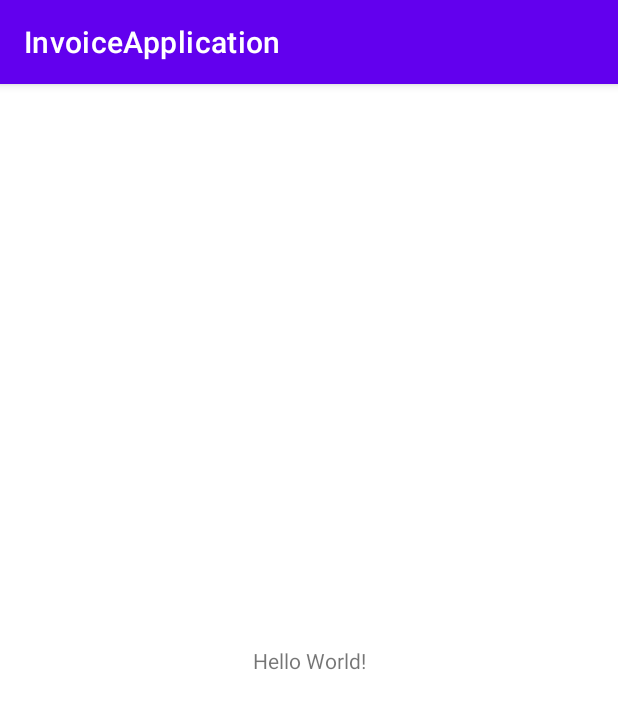
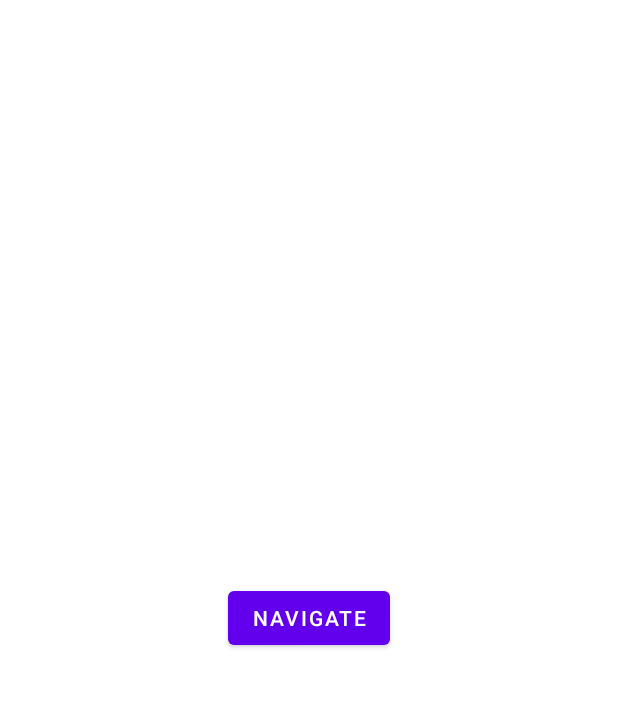
Before and after one commit to Yasir896/InvoiceApplication, an Android app: the screen it shows after launch (MainActivity), on a phone screen of 412 x 824 dp. Shown: the top 709 px of the screen. Run offline under Robolectric (Android 15) with nearby library versions, the phone set to English and light mode, and no system bars; our stand-ins replace Dagger/Hilt's generated code.

Commit message:
BaseFragment Implemented

```diff
--- a/app/src/main/java/com/techlads/invoiceapplication/ui/BaseFragment.kt
+++ b/app/src/main/java/com/techlads/invoiceapplication/ui/BaseFragment.kt
@@ -1,7 +1,35 @@
 package com.techlads.invoiceapplication.ui
+
+import android.os.Bundle
+import android.view.LayoutInflater
+import android.view.View
+import android.view.ViewGroup
+import androidx.fragment.app.Fragment
+import androidx.viewbinding.ViewBinding
 
 
 /**
-* Created by Yasir on 7/17/2022.
-*/class BaseFragment {
+ * Created by Yasir on 7/17/2022.
+ */
+abstract class BaseFragment<B: ViewBinding>: Fragment() {
+
+    protected lateinit var binding: B
+
+    override fun onCreateView(
+        inflater: LayoutInflater,
+        container: ViewGroup?,
+        savedInstanceState: Bundle?
+    ): View? {
+        binding = getFragmentBinding(inflater, container)
+        return binding.root
+    }
+
+    override fun onViewCreated(view: View, savedInstanceState: Bundle?) {
+        super.onViewCreated(view, savedInstanceState)
+        onPostInit()
+    }
+
+    abstract fun getFragmentBinding(inflater: LayoutInflater, container: ViewGroup?): B
+
+    abstract fun onPostInit()
 }
--- a/app/src/main/java/com/techlads/invoiceapplication/ui/MainActivity.kt
+++ b/app/src/main/java/com/techlads/invoiceapplication/ui/MainActivity.kt
@@ -2,13 +2,26 @@ package com.techlads.invoiceapplication.ui
 
 import androidx.appcompat.app.AppCompatActivity
 import android.os.Bundle
+import androidx.navigation.findNavController
+import androidx.navigation.fragment.NavHostFragment
 import com.techlads.invoiceapplication.R
+import com.techlads.invoiceapplication.databinding.ActivityMainBinding
 import dagger.hilt.android.AndroidEntryPoint
 
 @AndroidEntryPoint
 class MainActivity : AppCompatActivity() {
+
+    private lateinit var binding: ActivityMainBinding
+
     override fun onCreate(savedInstanceState: Bundle?) {
         super.onCreate(savedInstanceState)
-        setContentView(R.layout.activity_main)
+        binding = ActivityMainBinding.inflate(layoutInflater)
+        val view = binding.root
+        setContentView(view)
+        supportActionBar?.hide()
+
+            val navHostFragment = supportFragmentManager.findFragmentById(R.id.nav_host_fragment_container) as NavHostFragment
+            val navController = navHostFragment.navController
     }
+
 }
--- a/app/src/main/java/com/techlads/invoiceapplication/ui/SplashFragment.kt
+++ b/app/src/main/java/com/techlads/invoiceapplication/ui/SplashFragment.kt
@@ -5,56 +5,25 @@ import androidx.fragment.app.Fragment
 import android.view.LayoutInflater
 import android.view.View
 import android.view.ViewGroup
+import androidx.navigation.fragment.findNavController
 import com.techlads.invoiceapplication.R
+import com.techlads.invoiceapplication.databinding.FragmentSplashBinding
 
-// TODO: Rename parameter arguments, choose names that match
-// the fragment initialization parameters, e.g. ARG_ITEM_NUMBER
-private const val ARG_PARAM1 = "param1"
-private const val ARG_PARAM2 = "param2"
 
-/**
- * A simple [Fragment] subclass.
- * Use the [SplashFragment.newInstance] factory method to
- * create an instance of this fragment.
- */
-class SplashFragment : Fragment() {
-    // TODO: Rename and change types of parameters
-    private var param1: String? = null
-    private var param2: String? = null
 
-    override fun onCreate(savedInstanceState: Bundle?) {
-        super.onCreate(savedInstanceState)
-        arguments?.let {
-            param1 = it.getString(ARG_PARAM1)
-            param2 = it.getString(ARG_PARAM2)
+class SplashFragment : BaseFragment<FragmentSplashBinding>() {
+    override fun getFragmentBinding(
+        inflater: LayoutInflater,
+        container: ViewGroup?
+    ): FragmentSplashBinding {
+        return FragmentSplashBinding.inflate(inflater, container, false)
+    }
+
+    override fun onPostInit() {
+        binding.goToMainFragment.setOnClickListener {
+            findNavController().navigate(R.id.action_splashFragment_to_HomeFragment)
         }
     }
 
-    override fun onCreateView(
-        inflater: LayoutInflater, container: ViewGroup?,
-        savedInstanceState: Bundle?
-    ): View? {
-        // Inflate the layout for this fragment
-        return inflater.inflate(R.layout.fragment_splash, container, false)
-    }
 
-    companion object {
-        /**
-         * Use this factory method to create a new instance of
-         * this fragment using the provided parameters.
-         *
-         * @param param1 Parameter 1.
-         * @param param2 Parameter 2.
-         * @return A new instance of fragment SplashFragment.
-         */
-        // TODO: Rename and change types and number of parameters
-        @JvmStatic
-        fun newInstance(param1: String, param2: String) =
-            SplashFragment().apply {
-                arguments = Bundle().apply {
-                    putString(ARG_PARAM1, param1)
-                    putString(ARG_PARAM2, param2)
-                }
-            }
-    }
 }
--- a/app/src/main/res/drawable-v24/ic_arrow_back.xml
+++ b/app/src/main/res/drawable-v24/ic_arrow_back.xml
@@ -3,8 +3,8 @@
     android:height="24dp"
     android:viewportWidth="24"
     android:viewportHeight="24"
-    android:tint="@color/purple">
+    android:tint="@color/black">
   <path
-      android:fillColor="@color/purple"
+      android:fillColor="@color/black"
       android:pathData="M20,11H7.83l5.59,-5.59L12,4l-8,8 8,8 1.41,-1.41L7.83,13H20v-2z"/>
 </vector>
--- a/app/src/main/res/layout/activity_main.xml
+++ b/app/src/main/res/layout/activity_main.xml
@@ -1,18 +1,22 @@
 <?xml version="1.0" encoding="utf-8"?>
-<androidx.constraintlayout.widget.ConstraintLayout xmlns:android="http://schemas.android.com/apk/res/android"
+<androidx.constraintlayout.widget.ConstraintLayout
+    xmlns:android="http://schemas.android.com/apk/res/android"
     xmlns:app="http://schemas.android.com/apk/res-auto"
     xmlns:tools="http://schemas.android.com/tools"
     android:layout_width="match_parent"
     android:layout_height="match_parent"
     tools:context=".ui.MainActivity">
 
-    <TextView
-        android:layout_width="wrap_content"
-        android:layout_height="wrap_content"
-        android:text="Hello World!"
+    <androidx.fragment.app.FragmentContainerView
+        android:id="@+id/nav_host_fragment_container"
+        android:name="androidx.navigation.fragment.NavHostFragment"
+        android:layout_width="match_parent"
+        android:layout_height="0dp"
+        app:layout_constraintTop_toTopOf="parent"
+        app:layout_constraintRight_toRightOf="parent"
+        app:layout_constraintLeft_toLeftOf="parent"
         app:layout_constraintBottom_toBottomOf="parent"
-        app:layout_constraintLeft_toLeftOf="parent"
-        app:layout_constraintRight_toRightOf="parent"
-        app:layout_constraintTop_toTopOf="parent" />
+        app:defaultNavHost="true"
+        app:navGraph="@navigation/mobile_navigation"/>
 
 </androidx.constraintlayout.widget.ConstraintLayout>
--- a/app/src/main/res/layout/fragment_home.xml
+++ b/app/src/main/res/layout/fragment_home.xml
@@ -5,10 +5,6 @@
     android:layout_height="match_parent"
     tools:context=".ui.HomeFragment">
 
-    <!-- TODO: Update blank fragment layout -->
-    <TextView
-        android:layout_width="match_parent"
-        android:layout_height="match_parent"
-        android:text="@string/hello_blank_fragment" />
+
 
 </FrameLayout>
--- a/app/src/main/res/layout/fragment_splash.xml
+++ b/app/src/main/res/layout/fragment_splash.xml
@@ -5,10 +5,11 @@
     android:layout_height="match_parent"
     tools:context=".ui.SplashFragment">
 
-    <!-- TODO: Update blank fragment layout -->
-    <TextView
-        android:layout_width="match_parent"
-        android:layout_height="match_parent"
-        android:text="@string/hello_blank_fragment" />
+    <Button
+        android:id="@+id/goToMainFragment"
+        android:layout_width="wrap_content"
+        android:layout_height="wrap_content"
+        android:layout_gravity="center"
+        android:text="Navigate"/>
 
 </FrameLayout>
--- a/app/src/main/res/navigation/mobile_navigation.xml
+++ b/app/src/main/res/navigation/mobile_navigation.xml
@@ -1,16 +1,33 @@
 <?xml version="1.0" encoding="utf-8"?>
-<navigation xmlns:android="http://schemas.android.com/apk/res/android"
+<navigation
+    xmlns:android="http://schemas.android.com/apk/res/android"
     xmlns:app="http://schemas.android.com/apk/res-auto"
     xmlns:tools="http://schemas.android.com/tools"
     android:id="@+id/mobile_navigation"
-    app:startDestination="@layout/fragment_splash">
-
+    app:startDestination="@+id/splashFragment">
 
     <fragment
         android:id="@+id/splashFragment"
         android:name="com.techlads.invoiceapplication.ui.SplashFragment"
         android:label="fragment_splash"
-        tools:layout="@layout/fragment_splash" />
+        tools:layout="@layout/fragment_splash">
+
+        <action
+            android:id="@+id/action_splashFragment_to_HomeFragment"
+            app:destination="@+id/homeFragment"
+            app:popUpTo="@id/splashFragment"
+            app:popUpToInclusive="true" />
+
+
+
+    </fragment>
+
+    <fragment
+        android:id="@+id/homeFragment"
+        android:name="com.techlads.invoiceapplication.ui.HomeFragment"
+        android:label="Home"
+        tools:layout="@layout/fragment_home">
+    </fragment>
 
 
 </navigation>
--- a/app/src/main/res/values/themes.xml
+++ b/app/src/main/res/values/themes.xml
@@ -13,4 +13,5 @@
         <item name="android:statusBarColor" tools:targetApi="l">?attr/colorPrimaryVariant</item>
         <!-- Customize your theme here. -->
     </style>
+
 </resources>
--- a/build.gradle
+++ b/build.gradle
@@ -22,3 +22,7 @@ buildscript {
 task clean(type: Delete) {
     delete rootProject.buildDir
 }
+
+ext {
+    coroutinesVersion = '1.5.0'
+}
```
Also changed, not shown: app/build.gradle (+7 -3 lines), app/src/main/res/layout/toolbar_layout.xml (+35 -4 lines).
